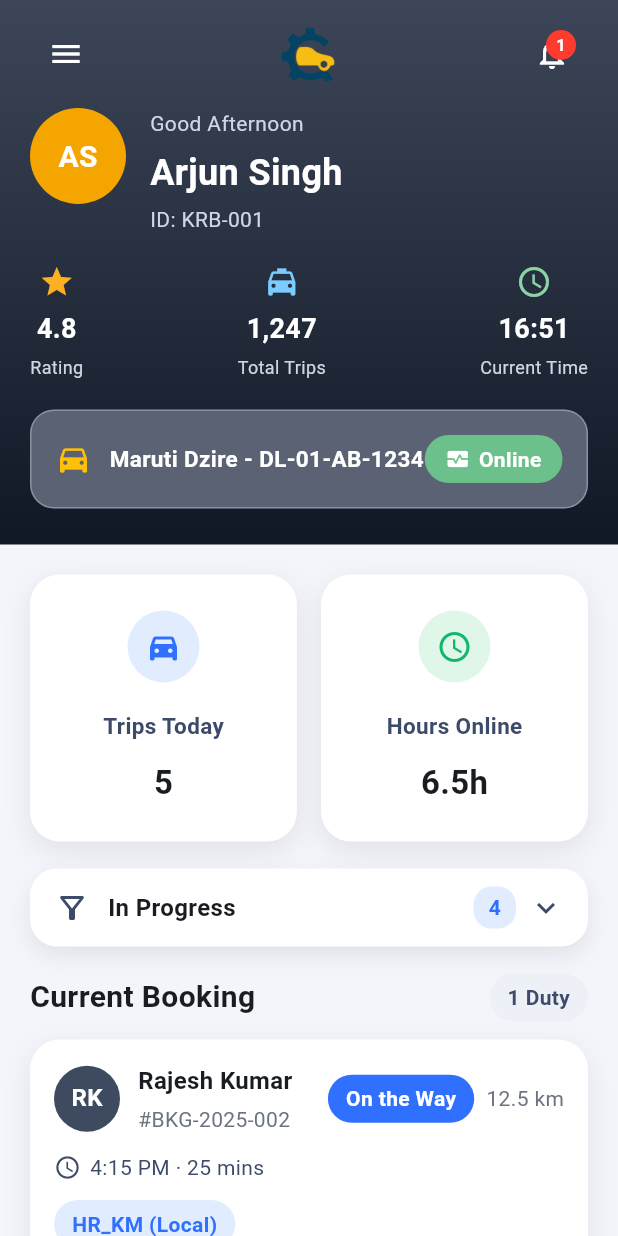
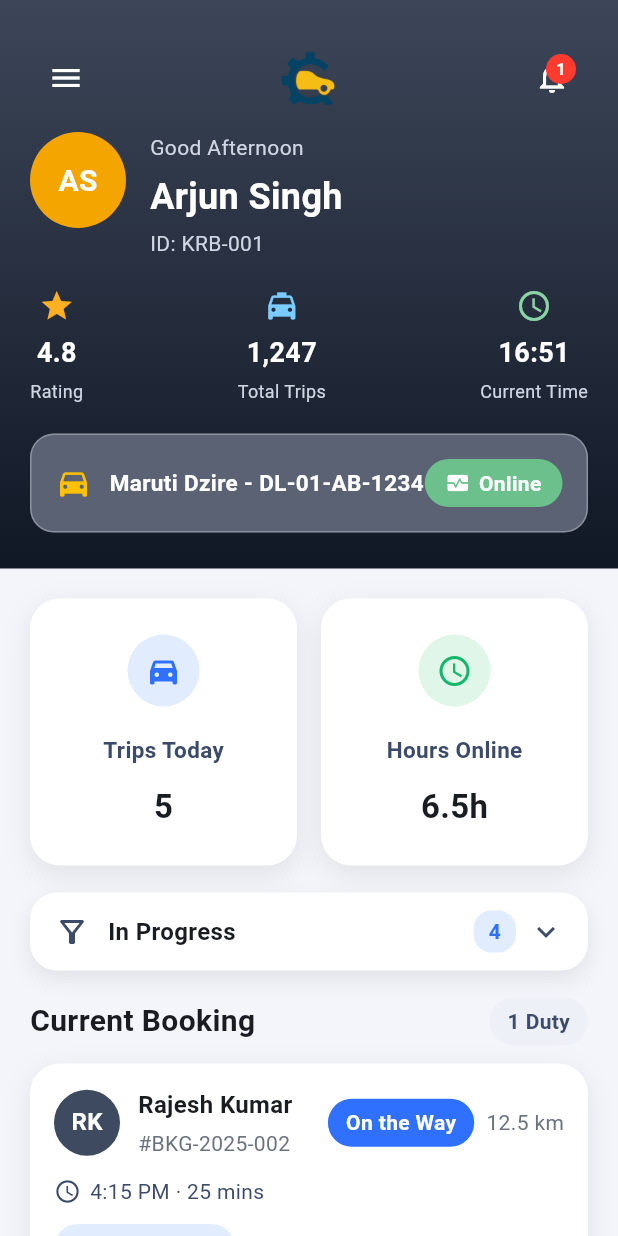
Before and after one commit to mindaptix/karbizz, a Flutter app: the HomeScreen screen opened by its route, on a phone screen of 412 x 824 dp. Run offline on Flutter 3.47's test engine with Material 3 defaults, Android fonts, the phone set to English and light mode, and no system bars.

Commit message:
home screen changes

```diff
--- a/lib/screens/home/home_screen.dart
+++ b/lib/screens/home/home_screen.dart
@@ -15,7 +15,7 @@ class HomeScreen extends StatelessWidget {
           children: [
               Container(
                 width: double.infinity,
-                padding: const EdgeInsets.fromLTRB(20, 12, 20, 24),
+                padding: const EdgeInsets.fromLTRB(20, 28, 20, 24),
                 decoration: const BoxDecoration(
                   gradient: LinearGradient(
                     begin: Alignment.topCenter,
```
